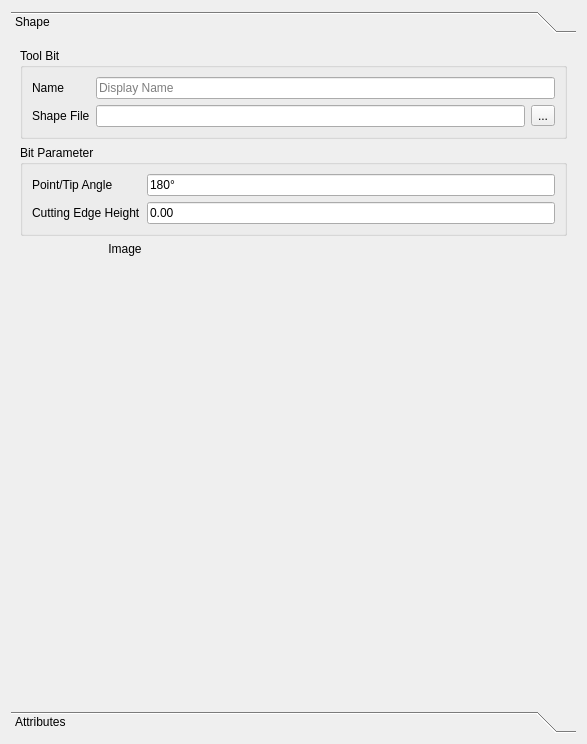
berndhahnebach/All_FreeCAD, file src/Mod/Path/Gui/Resources/panels/ToolBitEditor.ui: the form before one commit.
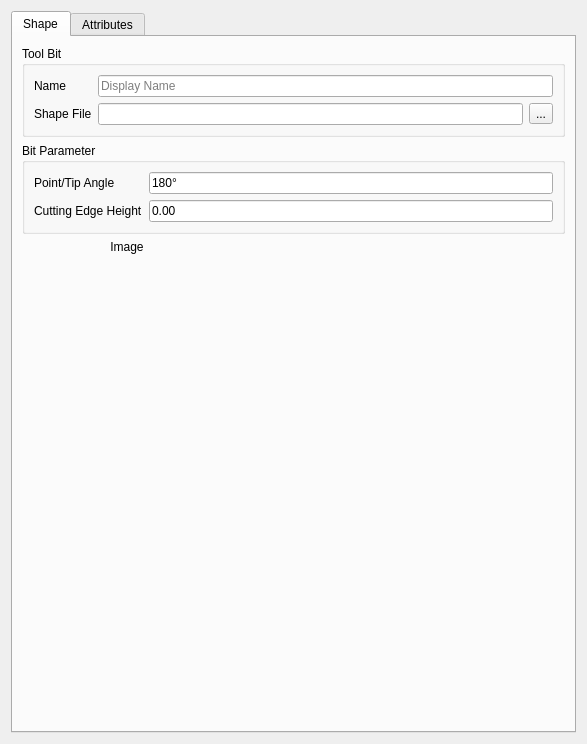
The form after the commit. Custom widgets are drawn as their Qt base class.

Diff of the .ui file:
```diff
--- a/src/Mod/Path/Gui/Resources/panels/ToolBitEditor.ui
+++ b/src/Mod/Path/Gui/Resources/panels/ToolBitEditor.ui
@@ -15,20 +15,12 @@
   </property>
   <layout class="QGridLayout" name="gridLayout">
    <item row="0" column="0">
-    <widget class="QToolBox" name="toolBox">
+    <widget class="QTabWidget" name="tabWidget">
      <property name="currentIndex">
       <number>0</number>
      </property>
-     <widget class="QWidget" name="page">
-      <property name="geometry">
-       <rect>
-        <x>0</x>
-        <y>0</y>
-        <width>571</width>
-        <height>670</height>
-       </rect>
-      </property>
-      <attribute name="label">
+     <widget class="QWidget" name="tabWidgetPage1">
+      <attribute name="title">
        <string>Shape</string>
       </attribute>
       <layout class="QVBoxLayout" name="verticalLayout_2">
@@ -180,16 +172,8 @@
        </item>
       </layout>
      </widget>
-     <widget class="QWidget" name="page_2">
-      <property name="geometry">
-       <rect>
-        <x>0</x>
-        <y>0</y>
-        <width>571</width>
-        <height>670</height>
-       </rect>
-      </property>
-      <attribute name="label">
+     <widget class="QWidget" name="tabWidgetPage2">
+      <attribute name="title">
        <string>Attributes</string>
       </attribute>
       <layout class="QVBoxLayout" name="verticalLayout_3">
```
Left out of the diff: 4 changed lines with no effect on the pictures.
